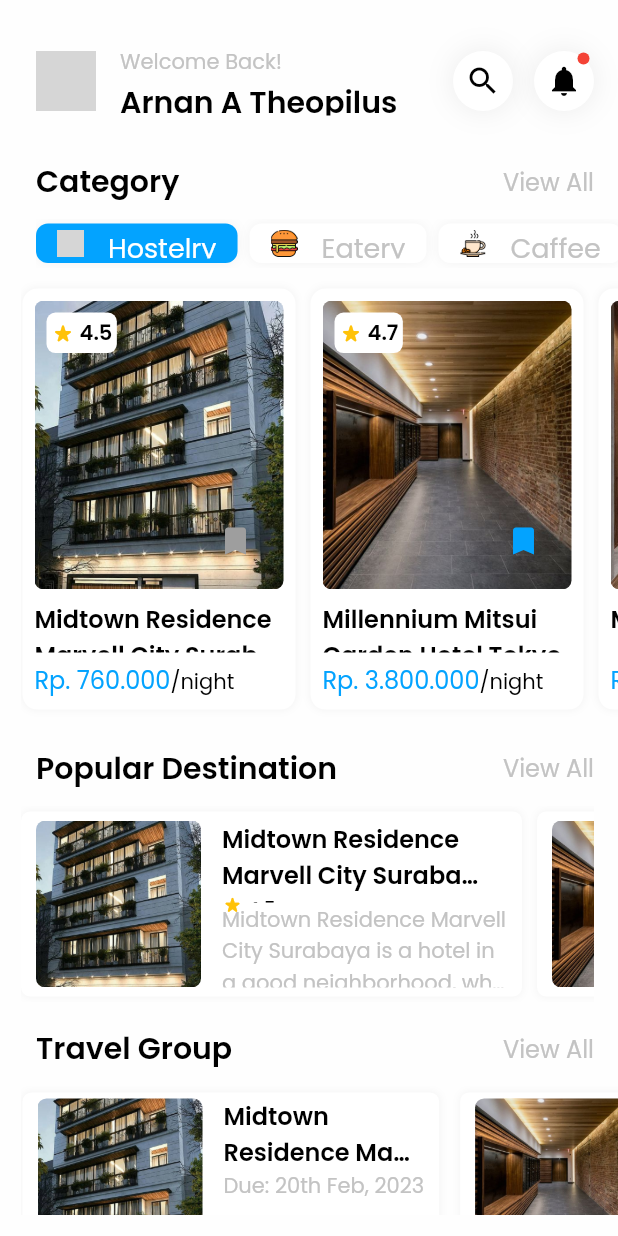
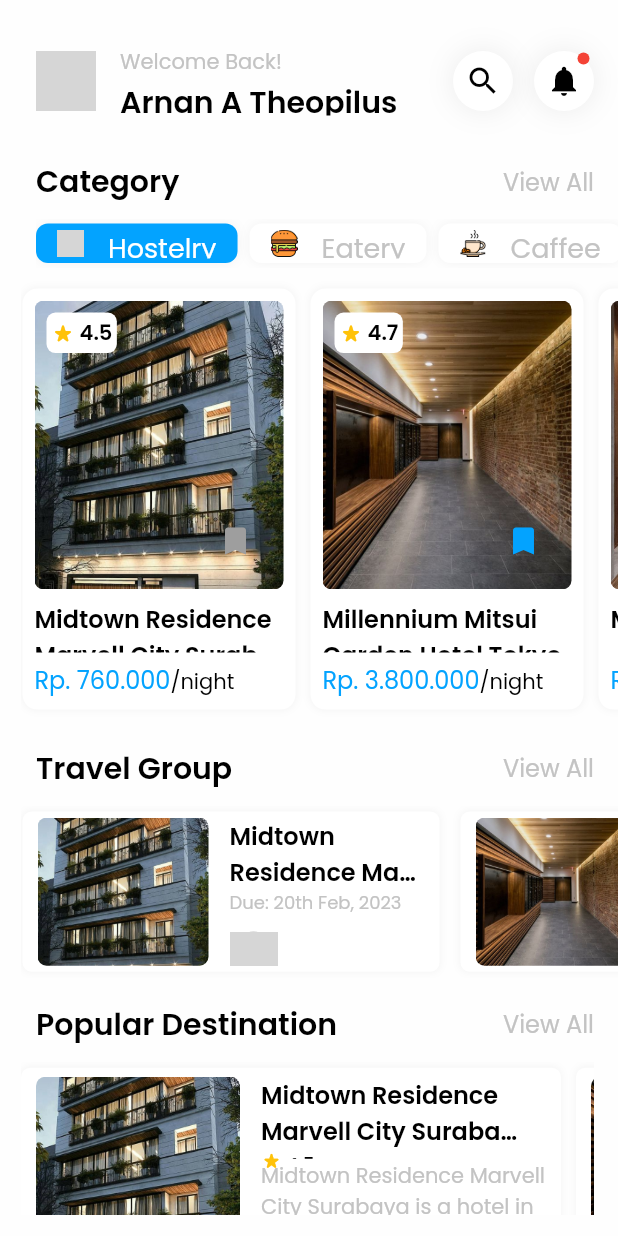
Before and after one commit to Theoarnan/app_submission_flutter_pemula, a Flutter app: the screen it shows after launch, on a phone screen of 412 x 824 dp. Run offline on Flutter 3.47's test engine with Material 2 defaults, Android fonts, the phone set to English and light mode, and no system bars; our stand-ins replace fluttertoast, google_fonts; network calls fail; grey boxes are pictures that could not be loaded.

Commit message:
fix: position and size content

```diff
--- a/lib/pages/home_page.dart
+++ b/lib/pages/home_page.dart
@@ -37,10 +37,10 @@ class HomePage extends StatelessWidget {
                     ContentHome(),
                     // Popular Destination
                     SizedBox(height: 6),
-                    PopularDestinationHome(),
+                    TravelGroupHome(),
                     // Travel Group
                     SizedBox(height: 6),
-                    TravelGroupHome()
+                    PopularDestinationHome(),
                   ],
                 ),
               ),
--- a/lib/pages/widgets/popular_destination_home.dart
+++ b/lib/pages/widgets/popular_destination_home.dart
@@ -47,7 +47,7 @@ class PopularDestinationHome extends StatelessWidget {
                       mainAxisAlignment: MainAxisAlignment.center,
                       children: [
                         Container(
-                          width: 110,
+                          width: 136,
                           decoration: BoxDecoration(
                             borderRadius: BorderRadius.circular(6),
                             image: DecorationImage(
--- a/lib/pages/widgets/travel_group_home.dart
+++ b/lib/pages/widgets/travel_group_home.dart
@@ -39,7 +39,7 @@ class TravelGroupHome extends StatelessWidget {
                   child: Row(
                     children: [
                       Container(
-                        width: 110,
+                        width: 114,
                         decoration: BoxDecoration(
                           borderRadius: BorderRadius.circular(6),
                           image: DecorationImage(
@@ -66,7 +66,7 @@ class TravelGroupHome extends StatelessWidget {
                           ),
                           Text(
                             'Due: 20th Feb, 2023',
-                            style: secondaryTextStyle.copyWith(fontSize: 14),
+                            style: secondaryTextStyle.copyWith(fontSize: 12),
                           ),
                           const SizedBox(height: 10),
                           Expanded(
@@ -75,6 +75,7 @@ class TravelGroupHome extends StatelessWidget {
                               backgroundImage: const NetworkImage(
                                 'https://thispersondoesnotexist.com/image',
                               ),
+                              radius: 16,
                               onBackgroundImageError: (exception, stackTrace) =>
                                   Text('NN', style: regularTextStyle),
                             ),
```
